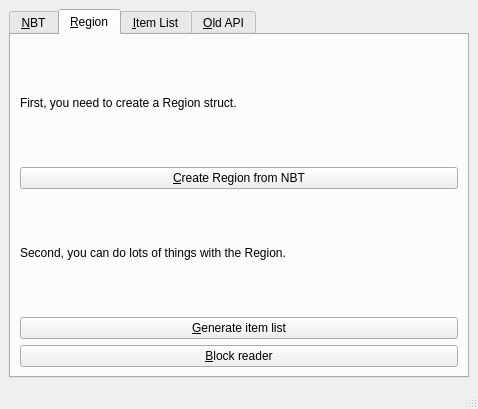
Qt form src/qt/mainwindow.ui (DreamHelium/dhlrc) before a commit.
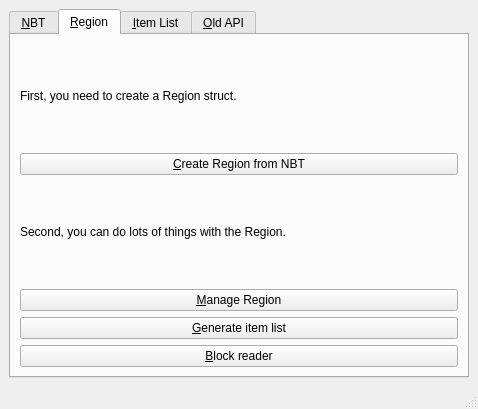
The same form after that commit. The open tabs and pages were chosen to show the change.

Commit message: [0.3.3-pre] Provide ManageBase

What changed in the file:
```diff
--- a/src/qt/mainwindow.ui
+++ b/src/qt/mainwindow.ui
@@ -91,6 +91,13 @@
             </property>
            </widget>
           </item>
+          <item>
+           <widget class="QPushButton" name="mrBtn">
+            <property name="text">
+             <string>&amp;Manage Region</string>
+            </property>
+           </widget>
+          </item>
           <item>
            <widget class="QPushButton" name="generateBtn">
             <property name="text">
```
Left out of the diff: 4 changed lines with no effect on the pictures. Lines whose indentation alone changed are shown as unchanged. The commit also changes 11 other files.
